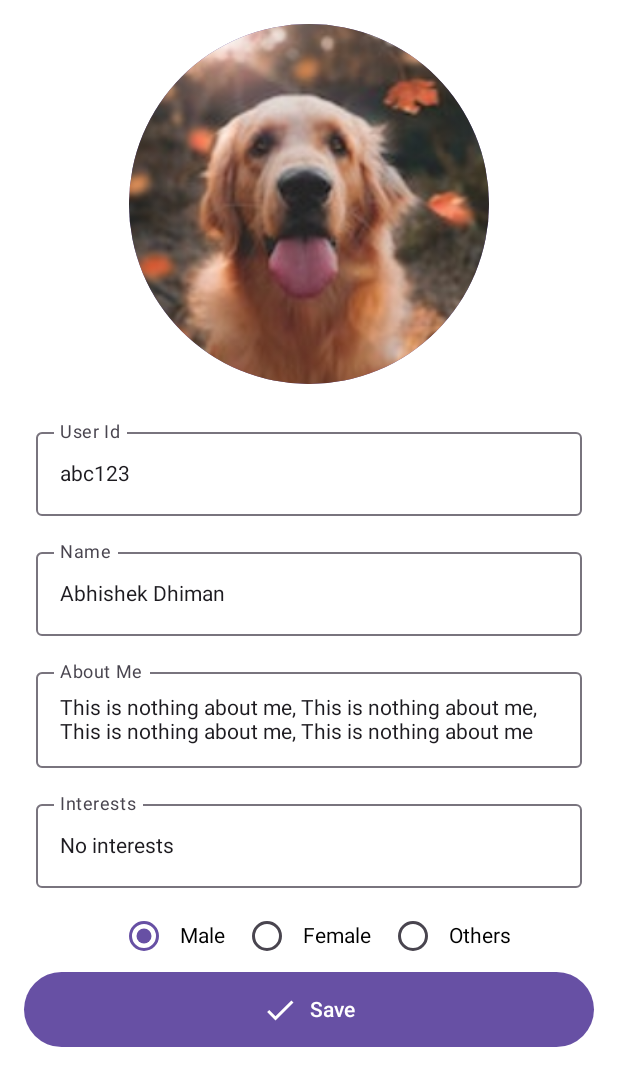
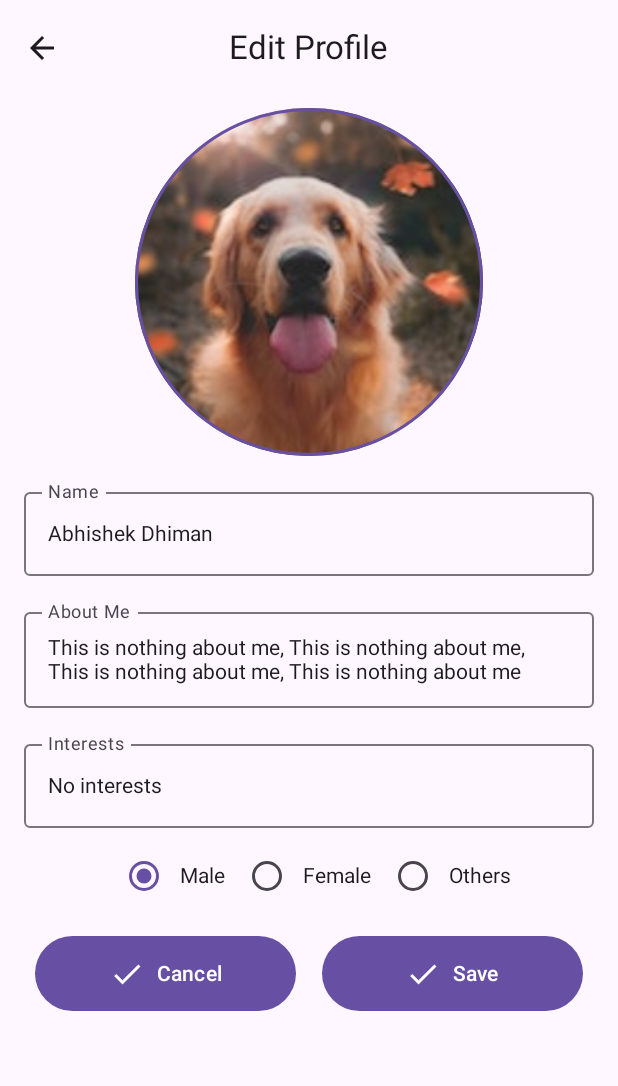
Before and after one commit to Abhidhimann/ChattingApp, an Android app built with Jetpack Compose: the @Preview function ProfileScreenPreview, on a phone screen of 412 x 824 dp. Shown: the top 1086 px of the screen. Run offline under Robolectric (Android 15) with nearby library versions, the phone set to English and light mode, and no system bars; our stand-ins replace constraintlayout-compose.

Commit message:
edit screen mvi added

```diff
--- a/app/src/main/java/com/example/chattingApp/ui/screens/BottomNavigation.kt
+++ b/app/src/main/java/com/example/chattingApp/ui/BottomNavigation.kt
@@ -1,4 +1,4 @@
-package com.example.chattingApp.ui.screens
+package com.example.chattingApp.ui
 
 import androidx.compose.material.icons.Icons
 import androidx.compose.material.icons.filled.Email
--- a/app/src/main/java/com/example/chattingApp/ui/MainActivity.kt
+++ b/app/src/main/java/com/example/chattingApp/ui/MainActivity.kt
@@ -12,8 +12,6 @@ import androidx.compose.runtime.remember
 import androidx.compose.ui.tooling.preview.Preview
 import androidx.navigation.compose.rememberNavController
 import com.example.chattingApp.ui.theme.ChattingAppTheme
-import com.example.chattingApp.ui.screens.BottomNavItem
-import com.example.chattingApp.ui.screens.BottomNavigationBar
 import dagger.hilt.android.AndroidEntryPoint
 
 @AndroidEntryPoint
--- a/app/src/main/java/com/example/chattingApp/ui/screens/DiscoverPeopleScreen.kt
+++ b/app/src/main/java/com/example/chattingApp/ui/screens/discoverScreen/DiscoverPeopleScreen.kt
@@ -1,4 +1,4 @@
-package com.example.chattingApp.ui.screens
+package com.example.chattingApp.ui.screens.discoverScreen
 
 import androidx.compose.foundation.layout.fillMaxSize
 import androidx.compose.material3.Scaffold
--- a/app/src/main/java/com/example/chattingApp/ui/screens/editprofilescreen/EditProfileScreen.kt
+++ b/app/src/main/java/com/example/chattingApp/ui/screens/editprofilescreen/EditProfileScreen.kt
@@ -1,12 +1,13 @@
 package com.example.chattingApp.ui.screens.editprofilescreen
 
 
-import androidx.compose.foundation.Image
-import androidx.compose.foundation.background
 import androidx.compose.foundation.clickable
 import androidx.compose.foundation.layout.*
+import androidx.compose.foundation.rememberScrollState
 import androidx.compose.foundation.shape.CircleShape
+import androidx.compose.foundation.verticalScroll
 import androidx.compose.material.icons.Icons
+import androidx.compose.material.icons.filled.ArrowBack
 import androidx.compose.material.icons.filled.Check
 import androidx.compose.material3.*
 import androidx.compose.runtime.Composable
@@ -14,66 +15,119 @@ import androidx.compose.runtime.mutableStateOf
 import androidx.compose.runtime.remember
 import androidx.compose.ui.Alignment
 import androidx.compose.ui.Modifier
-import androidx.compose.ui.draw.clip
-import androidx.compose.ui.layout.ContentScale
-import androidx.compose.ui.res.painterResource
 import androidx.compose.ui.tooling.preview.Preview
 import androidx.compose.ui.unit.dp
 import androidx.compose.runtime.setValue
 import androidx.compose.runtime.getValue
-import coil.compose.rememberAsyncImagePainter
-import com.example.chattingApp.R
+import androidx.navigation.NavController
 import com.example.chattingApp.domain.model.UserGender
 import com.example.chattingApp.domain.model.UserProfile
 import com.example.chattingApp.domain.model.tempUserProfile
+import com.example.chattingApp.ui.BottomNavItem
+import com.example.chattingApp.ui.screens.profilescreen.ProfilePicture
+import com.example.chattingApp.ui.screens.profilescreen.SimpleScreenAppBar
+
 
 @Composable
-fun EditProfileScreen(userProfile: UserProfile) {
+fun EditProfileScreenRoot(navController: NavController) {
+
+    EditProfileScreenContent(userId = 1, state = EditProfileScreenState()) { event ->
+        when (event) {
+            is EditProfileScreenEvent.Cancel -> navController.navigate(BottomNavItem.PROFILE.route)
+            else -> Unit
+        }
+        // viewModel action
+    }
+
+}
+
+@Composable
+fun EditProfileScreenContent(
+    userId: Long,
+    state: EditProfileScreenState,
+    onEvent: (EditProfileScreenEvent) -> Unit
+) {
+    val userProfile = state.profile
+    Scaffold(
+        topBar = {
+            SimpleScreenAppBar(title = "Edit Profile", menuActions = {}, navigationIcon = {
+                Icon(
+                    imageVector = Icons.Default.ArrowBack,
+                    "Back",
+                    modifier = Modifier
+                        .padding(horizontal = 12.dp)
+                        .clickable(onClick = { onEvent(EditProfileScreenEvent.Cancel) })
+                )
+            })
+        },
+        modifier = Modifier.fillMaxSize(),
+    ) { innerPadding ->
+        EditProfileScreenSurface(
+            userProfile2 = userProfile,
+            modifier = Modifier
+                .padding(innerPadding)
+                .imePadding()
+                .fillMaxSize(),
+            onEvent
+        )
+    }
+}
+
+@Composable
+fun EditProfileScreenSurface(
+    userProfile2: UserProfile?,
+    modifier: Modifier,
+    onEvent: (EditProfileScreenEvent) -> Unit
+) {
+    val newUser = UserProfile(
+        name = "",
+        email = "",
+        password = "",
+        userId = "",
+        profileImageUrl = "",
+        gender = UserGender.MALE,
+        aboutMe = "",
+        age = 0,
+        interests = ""
+    )
+    val maxCharId = 16
+    val maxCharName = 16 // use enum on constant somewhere
+    var userProfile by remember {
+        mutableStateOf(userProfile2 ?: newUser)
+    }
     Column(
-        modifier = Modifier
+        modifier = modifier
+            .padding(start = 8.dp, end = 8.dp)
             .fillMaxSize()
-            .padding(16.dp),
+            .verticalScroll(rememberScrollState()),
         horizontalAlignment = Alignment.CenterHorizontally
     ) {
-        Image(
-            painter = if (userProfile.profileImageUrl.isEmpty()) painterResource(id = R.drawable.dog_pic) else rememberAsyncImagePainter(
-                model = R.drawable.dog_pic
-            ),
-            contentDescription = null,
-            modifier = Modifier
+        ProfilePicture(
+            userProfile.profileImageUrl, modifier = Modifier
+                .padding(4.dp)
                 .size(240.dp)
-                .clip(CircleShape)
-                .background(MaterialTheme.colorScheme.primary)
-                .clickable { },
-            contentScale = ContentScale.Crop,
+                .padding(4.dp),
+            elevation = CardDefaults.elevatedCardElevation(0.dp),
+            shapes = CircleShape
         )
 
-        Spacer(modifier = Modifier.height(16.dp))
-
-        OutlinedTextField(
-            value = userProfile.userId,
-            singleLine = true,
-            onValueChange = { },
-            label = { Text("User Id") },
-            modifier = Modifier
-                .fillMaxWidth()
-                .padding(8.dp)
-        )
 
         OutlinedTextField(
             value = userProfile.name,
-            onValueChange = { },
+            onValueChange = {
+                if (it.length < maxCharName) userProfile = userProfile.copy(name = it)
+            },
             singleLine = true,
             label = { Text("Name") },
             modifier = Modifier
                 .fillMaxWidth()
-                .padding(8.dp)
+                .padding(8.dp)  // can add supporting text also
         )
 
 
         OutlinedTextField(
             value = userProfile.aboutMe,
-            onValueChange = { },
+            onValueChange = { userProfile = userProfile.copy(aboutMe = it) },
             label = { Text("About Me") },
             modifier = Modifier
                 .fillMaxWidth()
@@ -83,7 +137,7 @@ fun EditProfileScreen(userProfile: UserProfile) {
         OutlinedTextField(
             value = userProfile.interests,
             maxLines = 3,
-            onValueChange = { },
+            onValueChange = { userProfile = userProfile.copy(interests = it) },
             label = { Text("Interests") },
             modifier = Modifier
                 .fillMaxWidth()
@@ -118,15 +172,36 @@ fun EditProfileScreen(userProfile: UserProfile) {
             )
         }
 
-        Button(
-            onClick = { },
+        Spacer(modifier = Modifier.height(16.dp))
+
+        Row(
             modifier = Modifier
                 .fillMaxWidth()
-                .height(50.dp)
+                .padding(start = 15.dp, end = 15.dp),
         ) {
-            Icon(imageVector = Icons.Default.Check, contentDescription = null)
-            Spacer(modifier = Modifier.width(8.dp))
-            Text("Save")
+            Button(
+                onClick = { onEvent(EditProfileScreenEvent.Cancel) },
+                modifier = Modifier
+                    .weight(1f)
+                    .height(50.dp)
+                    .widthIn(max = 200.dp)
+            ) {
+                Icon(imageVector = Icons.Default.Check, contentDescription = "Save")
+                Spacer(modifier = Modifier.width(8.dp))
+                Text("Cancel")
+            }
+            Spacer(modifier = Modifier.weight(0.1f))
+            Button(
+                onClick = { },
+                modifier = Modifier
+                    .weight(1f)
+                    .height(50.dp)
+                    .widthIn(max = 200.dp)
+            ) {
+                Icon(imageVector = Icons.Default.Check, contentDescription = "Save")
+                Spacer(modifier = Modifier.width(8.dp))
+                Text("Save")
+            }
         }
     }
 }
@@ -134,5 +209,7 @@ fun EditProfileScreen(userProfile: UserProfile) {
 @Preview(showBackground = true)
 @Composable
 fun ProfileScreenPreview() {
-    EditProfileScreen(userProfile = tempUserProfile)
+    EditProfileScreenContent(userId = 1, state = EditProfileScreenState(tempUserProfile)) {
+
+    }
 }
--- a/app/src/main/java/com/example/chattingApp/ui/screens/editprofilescreen/EditProfileScreenState.kt
+++ b/app/src/main/java/com/example/chattingApp/ui/screens/editprofilescreen/EditProfileScreenState.kt
@@ -2,7 +2,7 @@ package com.example.chattingApp.ui.screens.editprofilescreen
 
 import com.example.chattingApp.domain.model.UserProfile
 
-data class EditProfileScreenState (
-    var profile: UserProfile,
+data class EditProfileScreenState(
+    var profile: UserProfile? = null,
     val isLoading: Boolean = false
 )
```
Also changed, not shown: app/src/main/java/com/example/chattingApp/ui/Navigation.kt (+5 -7 lines), app/src/main/java/com/example/chattingApp/ui/screens/editprofilescreen/EditProfileScreenEvent.kt (added, +8 -0 lines), app/src/main/java/com/example/chattingApp/ui/screens/profilescreen/ProfileScreen.kt (+64 -35 lines).
